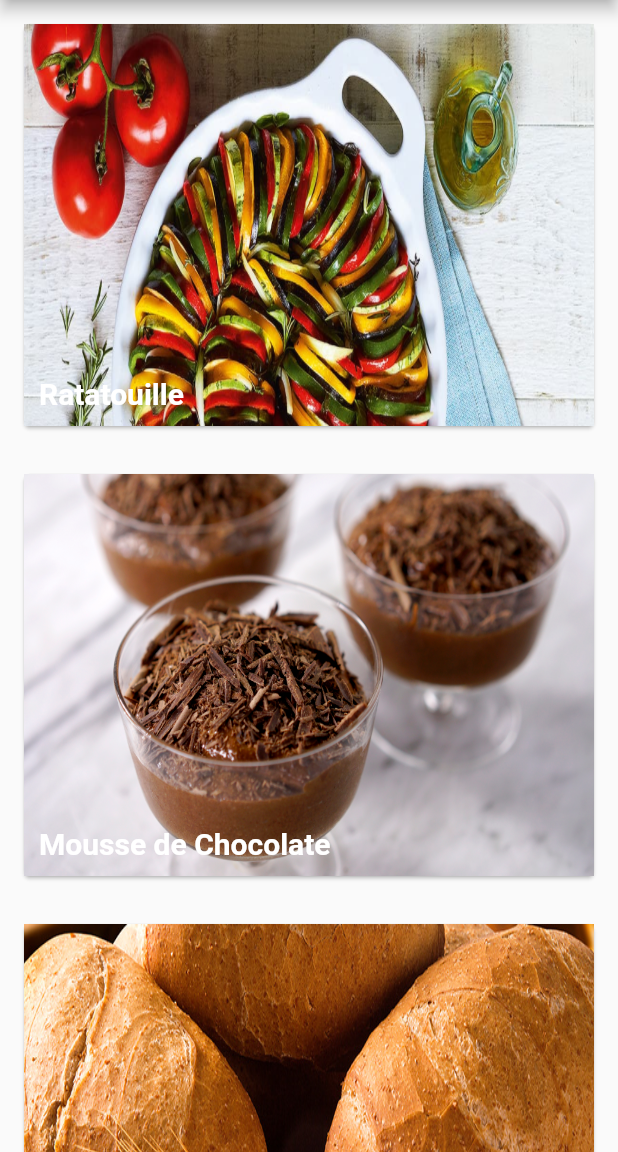
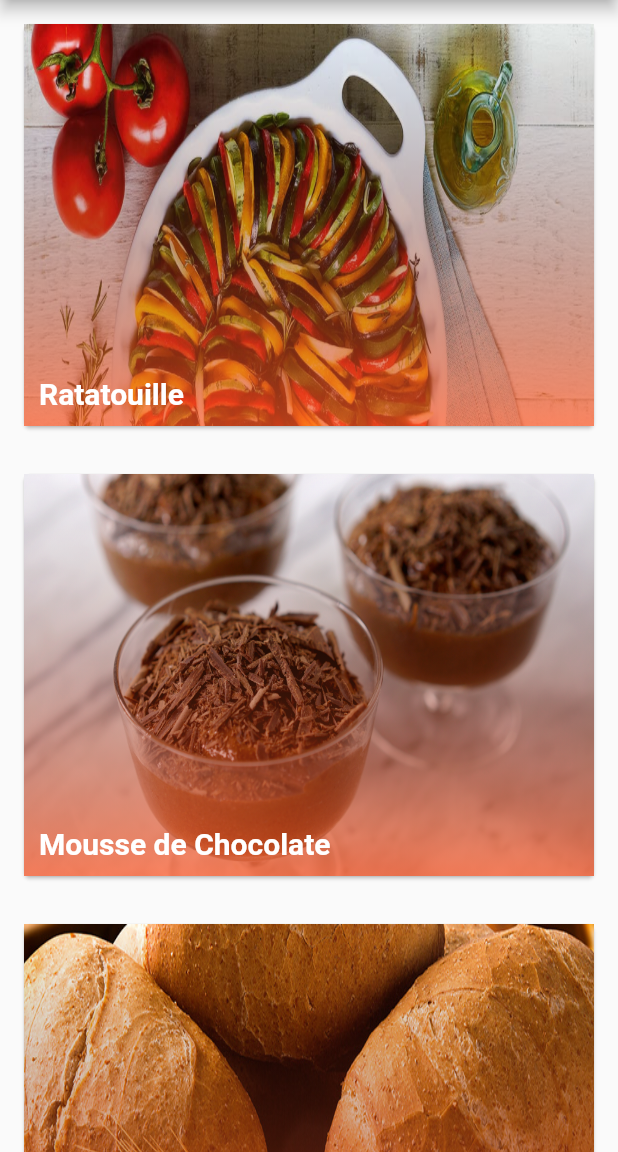
Before and after one commit to mvocamargo/flutter-cozinhando-em-casa, a Flutter app: the screen it shows after launch, on a phone screen of 412 x 824 dp, the part 84-1236 px from its top. Run offline on Flutter 3.47's test engine with Material 2 defaults, Android fonts, the phone set to English and light mode, and no system bars.

Commit message:
Details screen with JSON content

```diff
--- a/lib/telas/home/home.dart
+++ b/lib/telas/home/home.dart
@@ -1,6 +1,7 @@
 import 'dart:convert';
 
 import 'package:cozinhando_casa/modelos/receita.dart';
+import 'package:cozinhando_casa/telas/detalhes/detalhes.dart';
 import 'package:flutter/material.dart';
 
 class Home extends StatefulWidget {
@@ -31,7 +32,7 @@ class _HomeState extends State<Home> {
           itemBuilder: (BuildContext context, int index) {
             Receita receita = Receita.fromJson(receitas[index]);
 
-            return _construirCard(receita.titulo, receita.foto);
+            return _construirCard(receita);
           },
           itemCount: receitas == null ? 0 : receitas.length,
         );
@@ -39,8 +40,17 @@ class _HomeState extends State<Home> {
     );
   }
 
-  Widget _construirCard(titulo, foto) {
-    return SizedBox(
+  Widget _construirCard(receita) {
+    return GestureDetector(
+      onTap: () {
+        Navigator.push(
+          context,
+          MaterialPageRoute(
+            builder: (context) => Detalhes(receita: receita),
+          ),
+        );
+      },
+      child: SizedBox(
         height: 300,
         child: Card(
             margin: EdgeInsets.all(16),
@@ -48,12 +58,30 @@ class _HomeState extends State<Home> {
               children: <Widget>[
                 Stack(
                   children: [
-                  _construirImagemCard(foto),
-                  _construirTextoCard(titulo),
+                    _construirImagemCard(receita.foto),
+                    _construirGradientCard(),
+                    _construirTextoCard(receita.titulo),
                   ],
                 )
               ],
             )),
+      ),
+    );
+  }
+
+  Widget _construirGradientCard() {
+    return Container(
+      height: 268,
+      decoration: BoxDecoration(
+        gradient: LinearGradient(
+          begin: FractionalOffset.topCenter,
+          end: FractionalOffset.bottomCenter,
+          colors: [
+            Colors.transparent,
+            Colors.deepOrange.withOpacity(0.7),
+          ],
+        ),
+      ),
     );
   }
 
@@ -62,7 +90,10 @@ class _HomeState extends State<Home> {
       child: Text(
         titulo,
         style: TextStyle(
-            fontSize: 20, color: Colors.white, fontWeight: FontWeight.bold),
+          fontSize: 20,
+          color: Colors.white,
+          fontWeight: FontWeight.bold,
+        ),
       ),
       bottom: 10,
       left: 10,
```
Also changed, not shown: lib/telas/detalhes/detalhes.dart (added, +107 -0 lines). Lines whose indentation alone changed are shown as unchanged.
